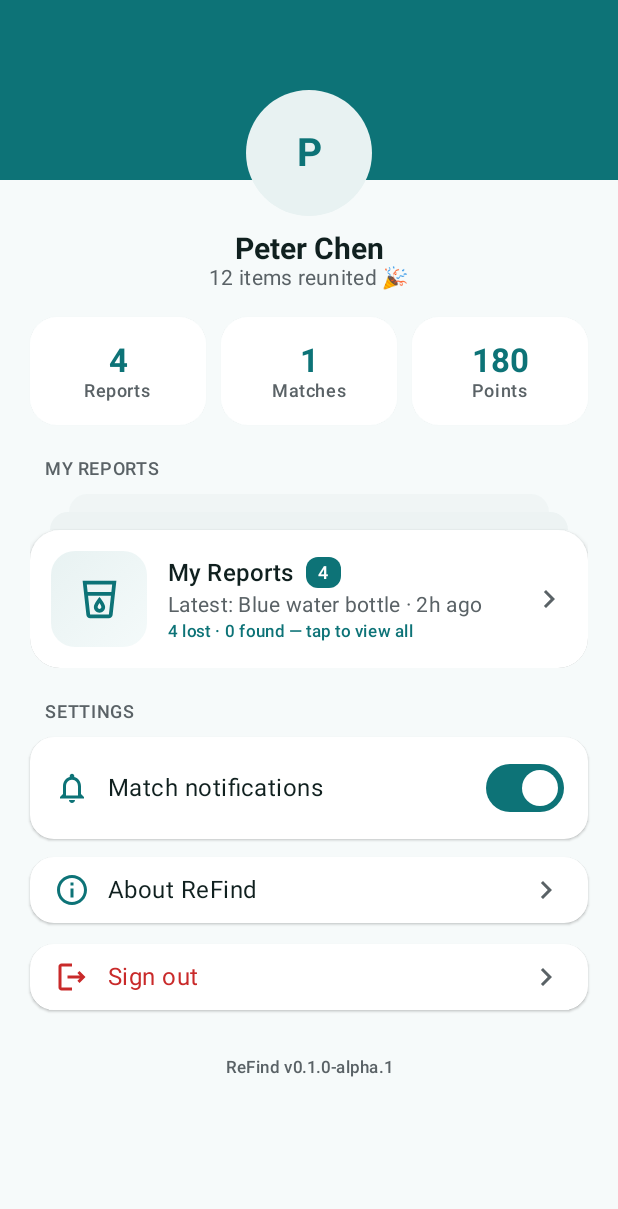
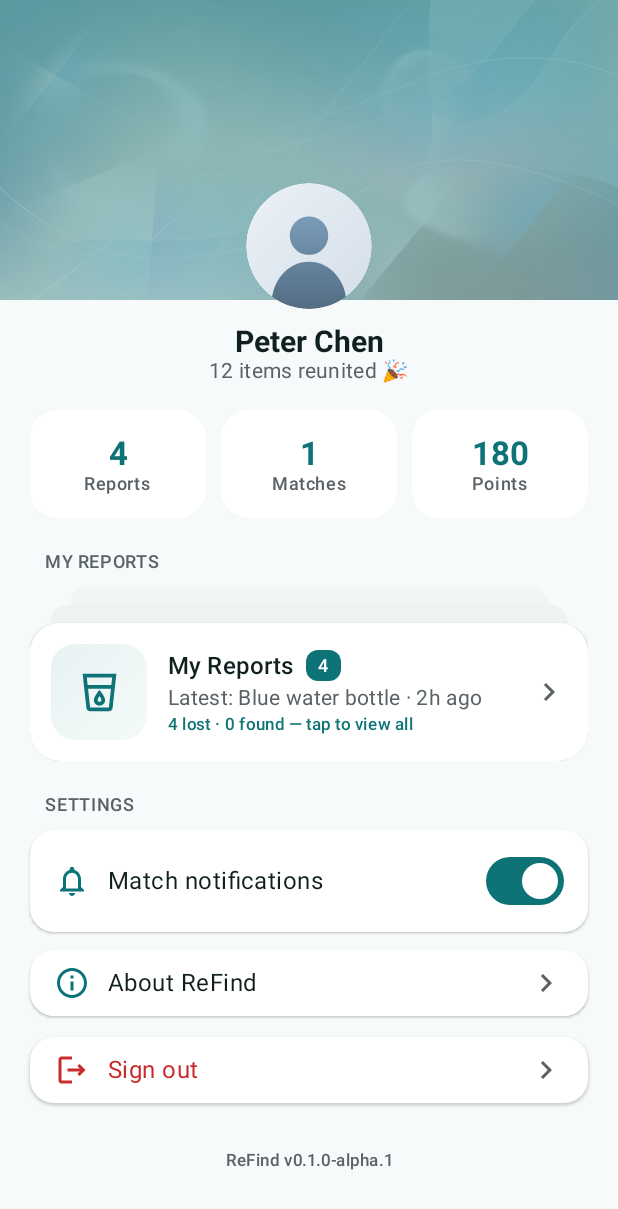
Before and after one commit to android-app-development-course/2026-Autumn-Aberdeen-1-ReFind, an Android app built with Jetpack Compose: the composable ProfileScreen called with sample values from the repository, on a phone screen of 412 x 824 dp. Shown: the top 1209 px of the screen. Run offline under Robolectric (Android 15) with nearby library versions, the phone set to English and light mode, and no system bars.

Commit message:
feat(app): profile banner image and vector avatar
- The teal placeholder is now a 200dp banner: the generated light-blue
  artwork under a teal scrim so it blends into the page.
- Avatar replaced by the Gemini default-avatar SVG, hand-converted to a
  VectorDrawable with light/dark gradient variants (drawable +
  drawable-night), clipped to a circle with a soft shadow.

```diff
--- a/app/src/main/java/com/refind/app/ui/screens/ProfileScreen.kt
+++ b/app/src/main/java/com/refind/app/ui/screens/ProfileScreen.kt
@@ -3,6 +3,7 @@ package com.refind.app.ui.screens
 import androidx.compose.animation.core.Animatable
 import androidx.compose.animation.core.FastOutSlowInEasing
 import androidx.compose.animation.core.tween
+import androidx.compose.foundation.Image
 import androidx.compose.foundation.background
 import androidx.compose.foundation.clickable
 import androidx.compose.foundation.interaction.MutableInteractionSource
@@ -47,10 +48,14 @@ import androidx.compose.runtime.setValue
 import androidx.compose.ui.Alignment
 import androidx.compose.ui.Modifier
 import androidx.compose.ui.draw.clip
+import androidx.compose.ui.draw.shadow
 import androidx.compose.ui.graphics.Brush
 import androidx.compose.ui.graphics.graphicsLayer
+import androidx.compose.ui.layout.ContentScale
+import androidx.compose.ui.res.painterResource
 import androidx.compose.ui.text.style.TextAlign
 import androidx.compose.ui.unit.dp
+import com.refind.app.R
 import com.refind.app.data.DemoData
 import com.refind.app.data.ItemStatus
 import com.refind.app.data.ItemReport
@@ -77,36 +82,44 @@ fun ProfileScreen(
             .fillMaxSize()
             .verticalScroll(rememberScrollState()),
     ) {
-        // Identity header
+        // Identity header: banner image with a teal scrim blending into the page
         Box {
             Box(
                 modifier = Modifier
                     .fillMaxWidth()
-                    .height(120.dp)
-                    .background(
-                        Brush.verticalGradient(
-                            listOf(Teal700, MaterialTheme.colorScheme.primary),
+                    .height(200.dp),
+            ) {
+                Image(
+                    painter = painterResource(R.drawable.img_profile_banner),
+                    contentDescription = null,
+                    contentScale = ContentScale.Crop,
+                    modifier = Modifier.fillMaxSize(),
+                )
+                // Teal wash keeps the brand readable and blends into the page below.
+                Box(
+                    Modifier
+                        .fillMaxSize()
+                        .background(
+                            Brush.verticalGradient(
+                                listOf(Teal700.copy(alpha = 0.55f), Teal700.copy(alpha = 0.35f)),
+                            ),
                         ),
-                    ),
-            )
+                )
+            }
             Column(
                 modifier = Modifier.fillMaxWidth(),
                 horizontalAlignment = Alignment.CenterHorizontally,
             ) {
-                Spacer(Modifier.height(60.dp))
-                Box(
+                Spacer(Modifier.height(122.dp))
+                Image(
+                    painter = painterResource(R.drawable.avatar_default),
+                    contentDescription = "Avatar",
+                    contentScale = ContentScale.Crop,
                     modifier = Modifier
                         .size(84.dp)
                         .clip(CircleShape)
-                        .background(Teal100),
-                    contentAlignment = Alignment.Center,
-                ) {
-                    Text(
-                        text = DemoData.USER_NAME.take(1),
-                        style = MaterialTheme.typography.headlineMedium,
-                        color = Teal700,
-                    )
-                }
+                        .shadow(6.dp, CircleShape),
+                )
                 Spacer(Modifier.height(10.dp))
                 Text(
                     text = "${DemoData.USER_NAME} Chen",
--- /dev/null
+++ b/app/src/main/res/drawable-night/avatar_default.xml
@@ -0,0 +1,43 @@
+<?xml version="1.0" encoding="utf-8"?>
+<vector xmlns:android="http://schemas.android.com/apk/res/android"
+    xmlns:aapt="http://schemas.android.com/aapt"
+    android:width="256dp"
+    android:height="256dp"
+    android:viewportWidth="256"
+    android:viewportHeight="256">
+    <clip-path
+        android:pathData="M128,128 m-128,0 a128,128 0 1,1 256,0 a128,128 0 1,1 -256,0" />
+    <path android:pathData="M0,0 H256 V256 H0 Z">
+        <aapt:attr name="android:fillColor">
+            <gradient
+                android:startX="0" android:startY="0"
+                android:endX="256" android:endY="256"
+                android:type="linear">
+                <item android:offset="0.0" android:color="#FF1E252D" />
+                <item android:offset="1.0" android:color="#FF12161B" />
+            </gradient>
+        </aapt:attr>
+    </path>
+    <path android:pathData="M128,68 C149.539,68 167,85.461 167,107 C167,128.539 149.539,146 128,146 C106.461,146 89,128.539 89,107 C89,85.461 106.461,68 128,68 Z">
+        <aapt:attr name="android:fillColor">
+            <gradient
+                android:startX="128" android:startY="68"
+                android:endX="128" android:endY="248"
+                android:type="linear">
+                <item android:offset="0.0" android:color="#FF8BA3BA" />
+                <item android:offset="1.0" android:color="#FF5C738A" />
+            </gradient>
+        </aapt:attr>
+    </path>
+    <path android:pathData="M52,246 C52,197.399 86.026,160 128,160 C169.974,160 204,197.399 204,246 L204,256 L52,256 Z">
+        <aapt:attr name="android:fillColor">
+            <gradient
+                android:startX="128" android:startY="68"
+                android:endX="128" android:endY="248"
+                android:type="linear">
+                <item android:offset="0.0" android:color="#FF8BA3BA" />
+                <item android:offset="1.0" android:color="#FF5C738A" />
+            </gradient>
+        </aapt:attr>
+    </path>
+</vector>
--- /dev/null
+++ b/app/src/main/res/drawable/avatar_default.xml
@@ -0,0 +1,43 @@
+<?xml version="1.0" encoding="utf-8"?>
+<vector xmlns:android="http://schemas.android.com/apk/res/android"
+    xmlns:aapt="http://schemas.android.com/aapt"
+    android:width="256dp"
+    android:height="256dp"
+    android:viewportWidth="256"
+    android:viewportHeight="256">
+    <clip-path
+        android:pathData="M128,128 m-128,0 a128,128 0 1,1 256,0 a128,128 0 1,1 -256,0" />
+    <path android:pathData="M0,0 H256 V256 H0 Z">
+        <aapt:attr name="android:fillColor">
+            <gradient
+                android:startX="0" android:startY="0"
+                android:endX="256" android:endY="256"
+                android:type="linear">
+                <item android:offset="0.0" android:color="#FFEBF2F7" />
+                <item android:offset="1.0" android:color="#FFD4DEE8" />
+            </gradient>
+        </aapt:attr>
+    </path>
+    <path android:pathData="M128,68 C149.539,68 167,85.461 167,107 C167,128.539 149.539,146 128,146 C106.461,146 89,128.539 89,107 C89,85.461 106.461,68 128,68 Z">
+        <aapt:attr name="android:fillColor">
+            <gradient
+                android:startX="128" android:startY="68"
+                android:endX="128" android:endY="248"
+                android:type="linear">
+                <item android:offset="0.0" android:color="#FF7A9BB8" />
+                <item android:offset="1.0" android:color="#FF546E85" />
+            </gradient>
+        </aapt:attr>
+    </path>
+    <path android:pathData="M52,246 C52,197.399 86.026,160 128,160 C169.974,160 204,197.399 204,246 L204,256 L52,256 Z">
+        <aapt:attr name="android:fillColor">
+            <gradient
+                android:startX="128" android:startY="68"
+                android:endX="128" android:endY="248"
+                android:type="linear">
+                <item android:offset="0.0" android:color="#FF7A9BB8" />
+                <item android:offset="1.0" android:color="#FF546E85" />
+            </gradient>
+        </aapt:attr>
+    </path>
+</vector>
```
Also changed, not shown: app/src/main/res/drawable-nodpi/img_profile_banner.jpg (added).
